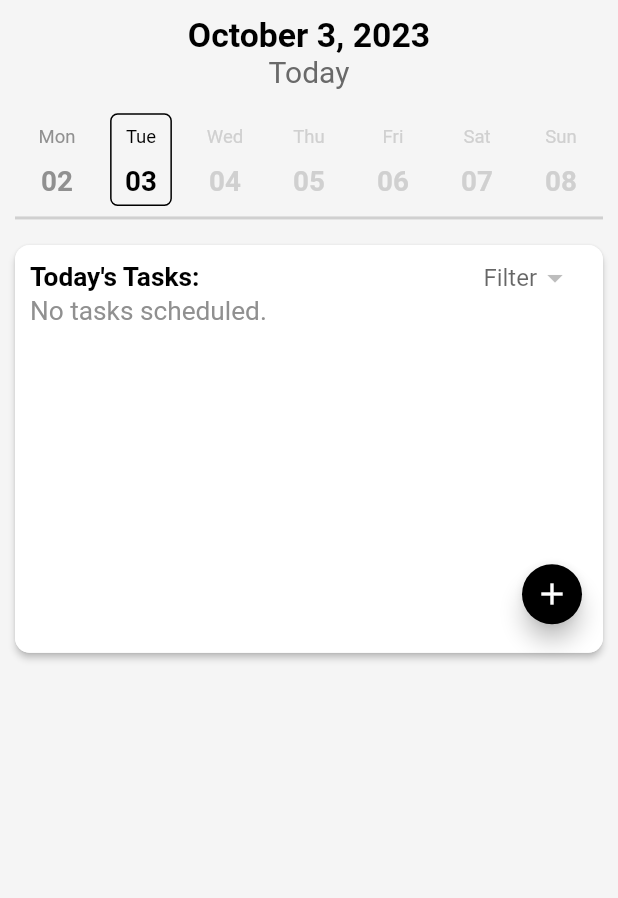
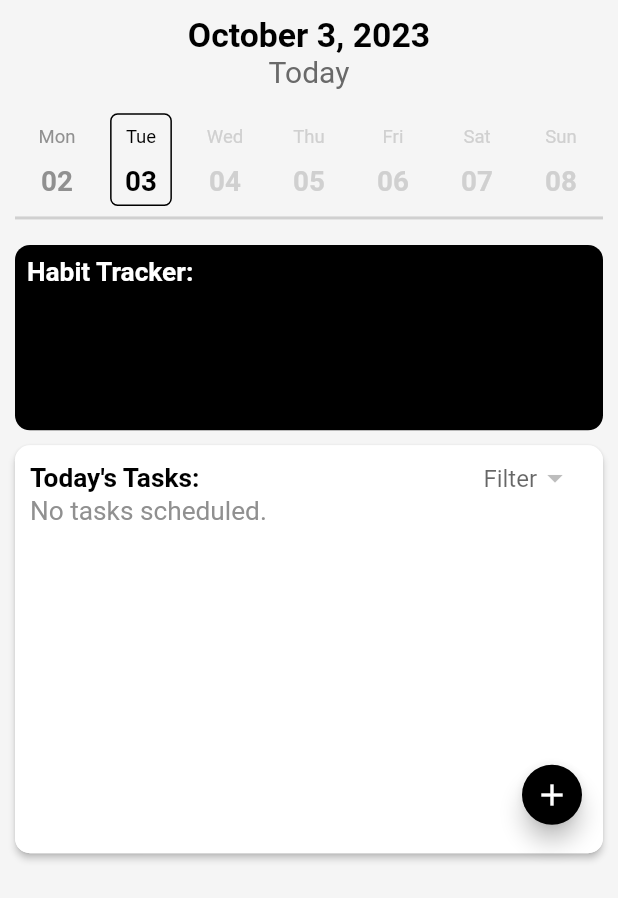
Before and after one commit to TristanTsang/scheduler-app, a Flutter app: the screen it shows after launch, on a phone screen of 412 x 824 dp. Shown: the top 898 px of the screen. Run offline on Flutter 3.47's test engine with Material 2 defaults, Android fonts, the phone set to English and light mode, and no system bars.

Commit message:
HabitTracker widget

```diff
--- a/lib/screens/homeScreen.dart
+++ b/lib/screens/homeScreen.dart
@@ -8,6 +8,7 @@ import 'package:provider/provider.dart';
 import '../models/journalData.dart';
 import '../models/journalEntry.dart';
 import '../models/task.dart';
+import '../widgets/habitTrackerWidget.dart';
 import '../widgets/taskWidget.dart';
 import '../widgets/toDoListWidget.dart';
 import 'addTaskScreen.dart';
@@ -74,8 +75,11 @@ class _HomeScreenState extends State<HomeScreen> {
               SizedBox(
                 height: 10,
               ),
-
-              toDoListWidget()
+              HabitTracker(),
+              SizedBox(
+                height: 10,
+              ),
+              toDoListWidget(),
             ],
           ),
         ),
--- /dev/null
+++ b/lib/widgets/habitTrackerWidget.dart
@@ -0,0 +1,33 @@
+import 'package:flutter/cupertino.dart';
+import 'package:flutter/material.dart';
+import 'package:improvement_journal/constants.dart';
+
+class HabitTracker extends StatefulWidget {
+  const HabitTracker({Key? key}) : super(key: key);
+
+  @override
+  State<HabitTracker> createState() => _HabitTrackerState();
+}
+
+class _HabitTrackerState extends State<HabitTracker> {
+  @override
+  Widget build(BuildContext context) {
+    return Container(
+      height: MediaQuery.of(context).size.height*0.15,
+        width: MediaQuery.of(context).size.width,
+      decoration: BoxDecoration(
+        color: kPrimaryColor,
+        borderRadius: BorderRadius.circular(10)
+      ),
+      child: Padding(
+        padding: const EdgeInsets.all(8.0),
+        child: Column(
+          crossAxisAlignment: CrossAxisAlignment.start,
+          children: [
+            Text("Habit Tracker:", style:TextStyle(color: Colors.white, fontSize:defaultFontSize, fontWeight: FontWeight.bold ) )
+          ],
+        ),
+      )
+    );
+  }
+}
```
